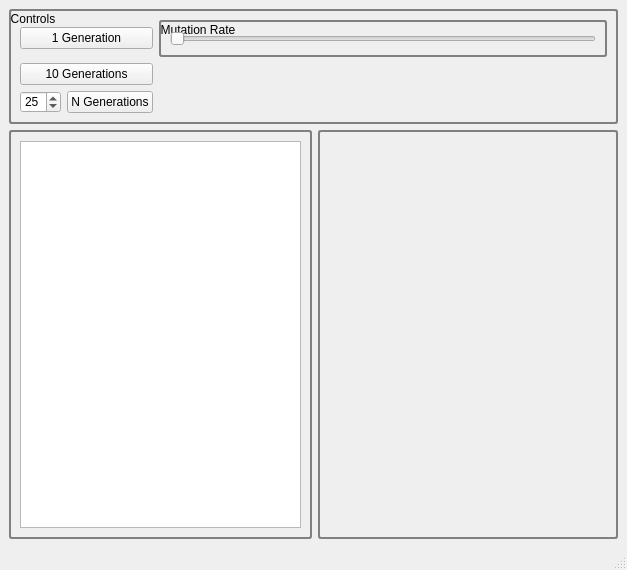
Before: the Qt Designer form pygui/main_window.ui in ArtificialEvolvingWorld/neural-net-tests, drawn with Qt 5.
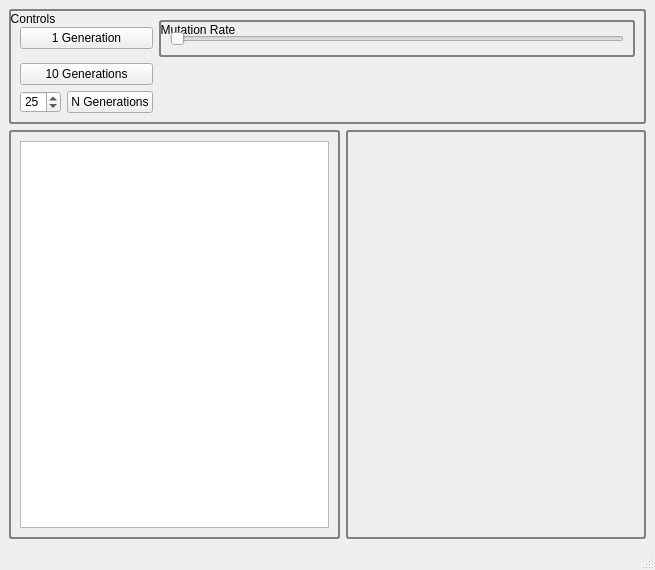
After: the same form once the commit is applied.

Commit message: Adjusted width of gui element

Diff of the .ui file:
```diff
--- a/pygui/main_window.ui
+++ b/pygui/main_window.ui
@@ -6,7 +6,7 @@
    <rect>
     <x>0</x>
     <y>0</y>
-    <width>627</width>
+    <width>655</width>
     <height>570</height>
    </rect>
   </property>
```
Left out of the diff: 2 changed lines with no effect on the pictures.
